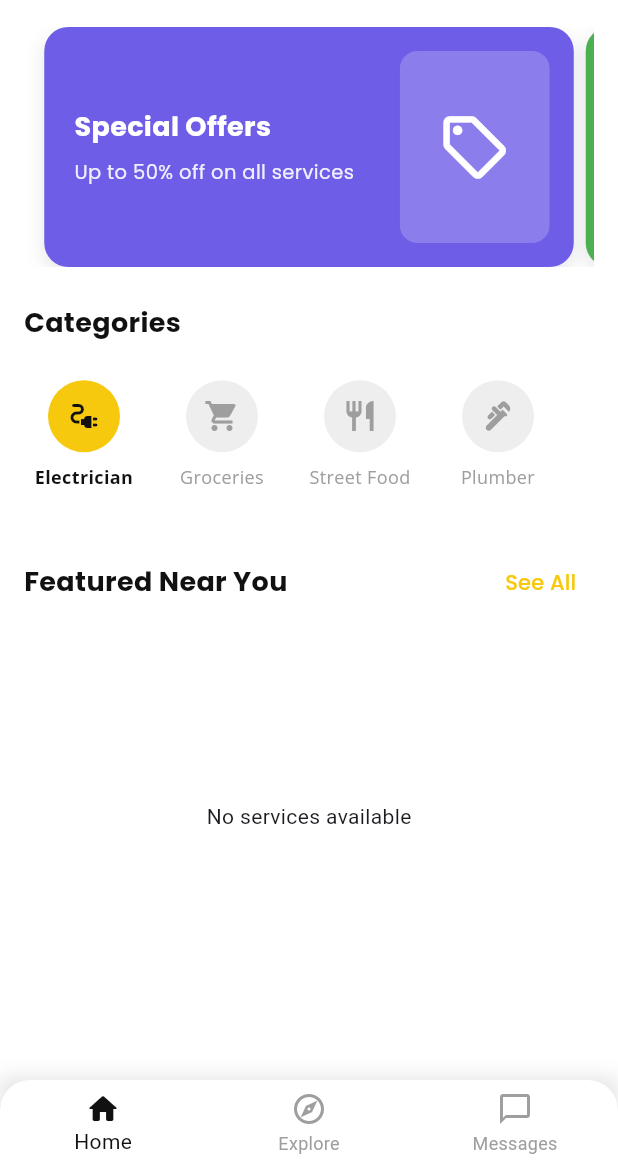
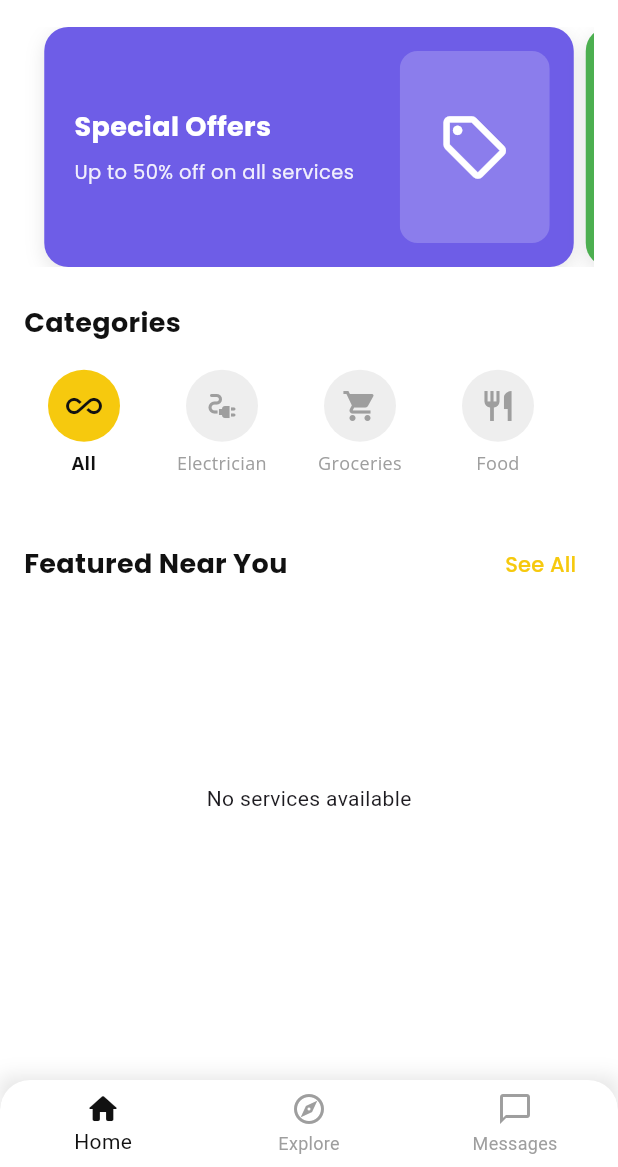
Before and after one commit to sparth292/loca-buzz, a Flutter app: the screen it shows once a user with an empty profile is signed in, on a phone screen of 412 x 824 dp, the part 69-1236 px from its top. Run offline on Flutter 3.47's test engine with Material 3 defaults, Android fonts, the phone set to English and light mode, and no system bars; our stand-ins replace flutter_svg, google_fonts, image_picker, location, shared_preferences, supabase_flutter; accounts and stored records are empty.

Commit message:
Basic updates

```diff
--- a/lib/screens/home_page.dart
+++ b/lib/screens/home_page.dart
@@ -34,13 +34,14 @@ class _HomePageState extends State<HomePage> {
   }
 
   final List<Map<String, dynamic>> _categories = [
-    {'icon': Icons.electrical_services, 'label': 'Electrician'},
-    {'icon': Icons.shopping_cart, 'label': 'Groceries'},
-    {'icon': Icons.restaurant, 'label': 'Street Food'},
-    {'icon': Icons.plumbing, 'label': 'Plumber'},
-    {'icon': Icons.car_repair, 'label': 'Mechanic'},
-    {'icon': Icons.cleaning_services, 'label': 'Cleaning'},
-    {'icon': Icons.more_horiz, 'label': 'More'},
+    {'icon': Icons.all_inclusive, 'label': 'All', 'value': 'all'},
+    {'icon': Icons.electrical_services, 'label': 'Electrician', 'value': 'electrician'},
+    {'icon': Icons.shopping_cart, 'label': 'Groceries', 'value': 'groceries'},
+    {'icon': Icons.restaurant, 'label': 'Food', 'value': 'food'},
+    {'icon': Icons.plumbing, 'label': 'Plumber', 'value': 'plumber'},
+    {'icon': Icons.car_repair, 'label': 'Mechanic', 'value': 'mechanic'},
+    {'icon': Icons.cleaning_services, 'label': 'Cleaning', 'value': 'cleaning'},
+    {'icon': Icons.more_horiz, 'label': 'Others', 'value': 'others'},
   ];
 
   // Remove profile tab from bottom navigation
@@ -97,14 +98,14 @@ class _HomePageState extends State<HomePage> {
     _loadFeaturedServices();
   }
 
-  Future<void> _loadFeaturedServices() async {
+  Future<void> _loadFeaturedServices({String? category}) async {
     setState(() {
       _isLoading = true;
       _error = '';
     });
 
     try {
-      final services = await FeaturedServices.getFeaturedServices();
+      final services = await FeaturedServices.getFeaturedServices(category: category);
       if (mounted) {
         setState(() {
           _featuredBusinesses = services;
@@ -276,25 +277,33 @@ class _HomePageState extends State<HomePage> {
                     fontWeight: FontWeight.bold,
                   ),
                 ),
-                const SizedBox(height: 12),
                 SizedBox(
                   height: 100,
                   child: ListView.builder(
                     scrollDirection: Axis.horizontal,
                     itemCount: _categories.length,
-                    itemBuilder: (context, index) => _buildCategoryItem(
-                      _categories[index]['icon'],
-                      _categories[index]['label'],
-                      index == _selectedCategoryIndex,
-                      onTap: () {
-                        setState(() {
-                          _selectedCategoryIndex = index;
-                        });
-                      },
-                    ),
+                    padding: const EdgeInsets.only(left: 0, right: 6, top: 8, bottom: 0),
+                    itemBuilder: (context, index) {
+                      final category = _categories[index];
+                      return _buildCategoryItem(
+                        category['icon'],
+                        category['label'],
+                        _selectedCategoryIndex == index,
+                        value: category['value'],
+
+                        onTap: () {
+                          setState(() {
+                            _selectedCategoryIndex = index;
+                          });
+                          // Reload services with the selected category
+                          _loadFeaturedServices(
+                            category: category['value'] == 'all' ? null : category['value']
+                          );
+                        },
+                      );
+                    },
                   ),
                 ),
-
                 const SizedBox(height: 24),
 
                 // Featured Businesses
@@ -419,7 +428,7 @@ class _HomePageState extends State<HomePage> {
     );
   }
 
-  Widget _buildCategoryItem(IconData icon, String label, bool isSelected, {VoidCallback? onTap}) {
+  Widget _buildCategoryItem(IconData icon, String label, bool isSelected, {required String value, VoidCallback? onTap}) {
     return GestureDetector(
       onTap: onTap,
       child: Container(
@@ -437,9 +446,10 @@ class _HomePageState extends State<HomePage> {
               child: Icon(
                 icon,
                 color: isSelected ? BeeColors.beeBlack : BeeColors.beeGrey,
+                size: 24,
               ),
             ),
-            const SizedBox(height: 8),
+            const SizedBox(height: 6),
             Text(
               label,
               textAlign: TextAlign.center,
@@ -448,7 +458,7 @@ class _HomePageState extends State<HomePage> {
                 color: isSelected ? BeeColors.beeBlack : BeeColors.beeGrey,
                 fontWeight: isSelected ? FontWeight.bold : FontWeight.normal,
               ),
-              maxLines: 2,
+              maxLines: 1,
               overflow: TextOverflow.ellipsis,
             ),
           ],
--- a/lib/services/featured_services.dart
+++ b/lib/services/featured_services.dart
@@ -3,18 +3,22 @@ import 'package:supabase_flutter/supabase_flutter.dart';
 class FeaturedServices {
   static final supabase = Supabase.instance.client;
 
-  // Fetch all featured services with provider details
-  static Future<List<Map<String, dynamic>>> getFeaturedServices() async {
+  // Fetch featured services with optional category filter
+  static Future<List<Map<String, dynamic>>> getFeaturedServices({String? category}) async {
     try {
-      final response = await supabase
+      var query = supabase
           .from('service_providers')
           .select('''
             *,
             profiles:profile_id (id, full_name, phone, email)
-          ''')
-          // You might want to add some filters here later
-          // .limit(10) // Limit the number of results if needed
-          .then((response) => response as List<dynamic>);
+          ''');
+
+      // Apply category filter if provided
+      if (category != null && category.isNotEmpty) {
+        query = query.eq('category', category);
+      }
+
+      final response = await query.then((response) => response as List<dynamic>);
 
       // Transform the response to match our expected format
       return response.map<Map<String, dynamic>>((service) => {
```
